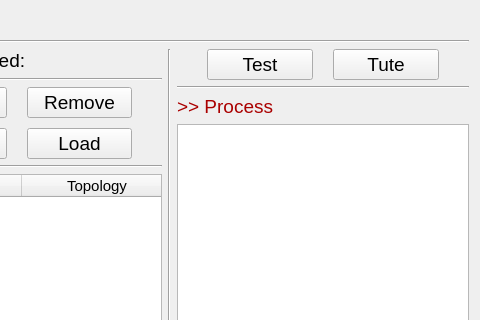
This is TP_CXX/NetManagers/neunetui.ui in xammi/2014_Cpp_Technopark as Qt 5 draws it before an edit; both pictures show x 447 to 927 and y 0 to 320 of the 927 by 501 pixel window. The edited form follows.
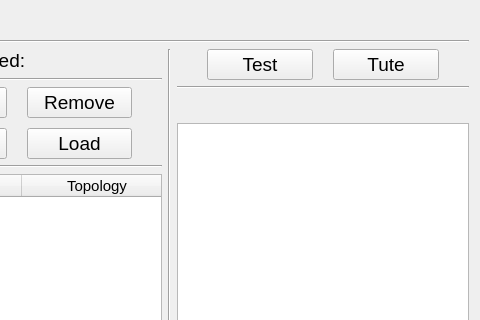
This is the edited form.

What changed in the file:
```diff
--- a/TP_CXX/NetManagers/neunetui.ui
+++ b/TP_CXX/NetManagers/neunetui.ui
@@ -322,7 +322,7 @@
            <string notr="true">color: rgb(170, 0, 0);</string>
           </property>
           <property name="text">
-           <string>&gt;&gt; Process</string>
+           <string/>
           </property>
          </widget>
         </item>
```
